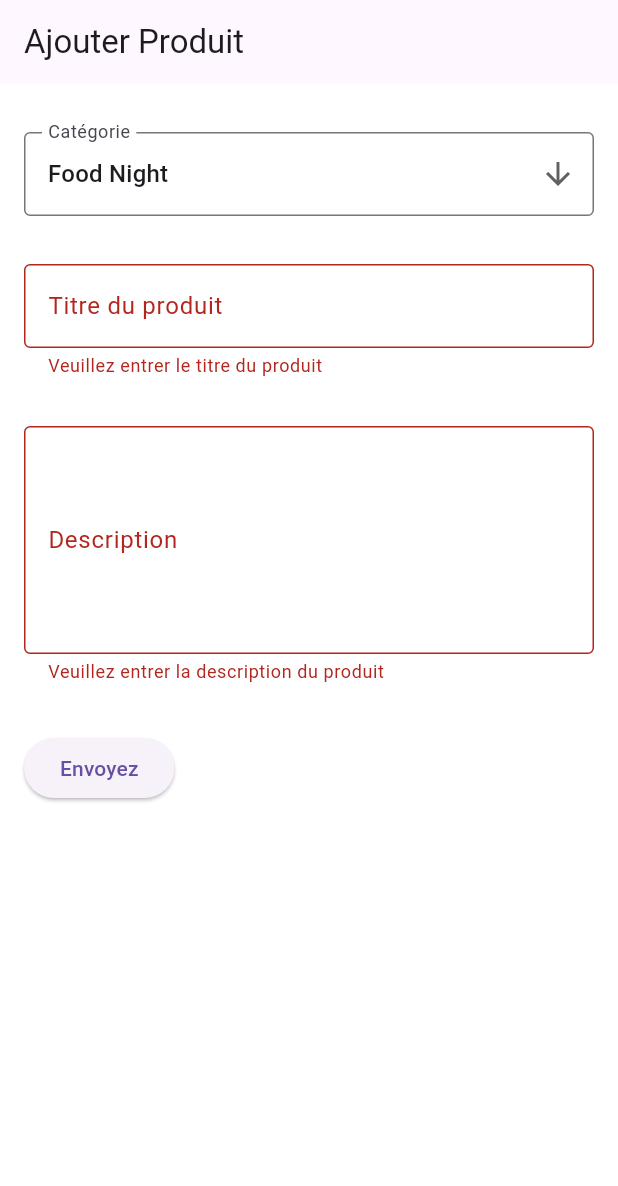
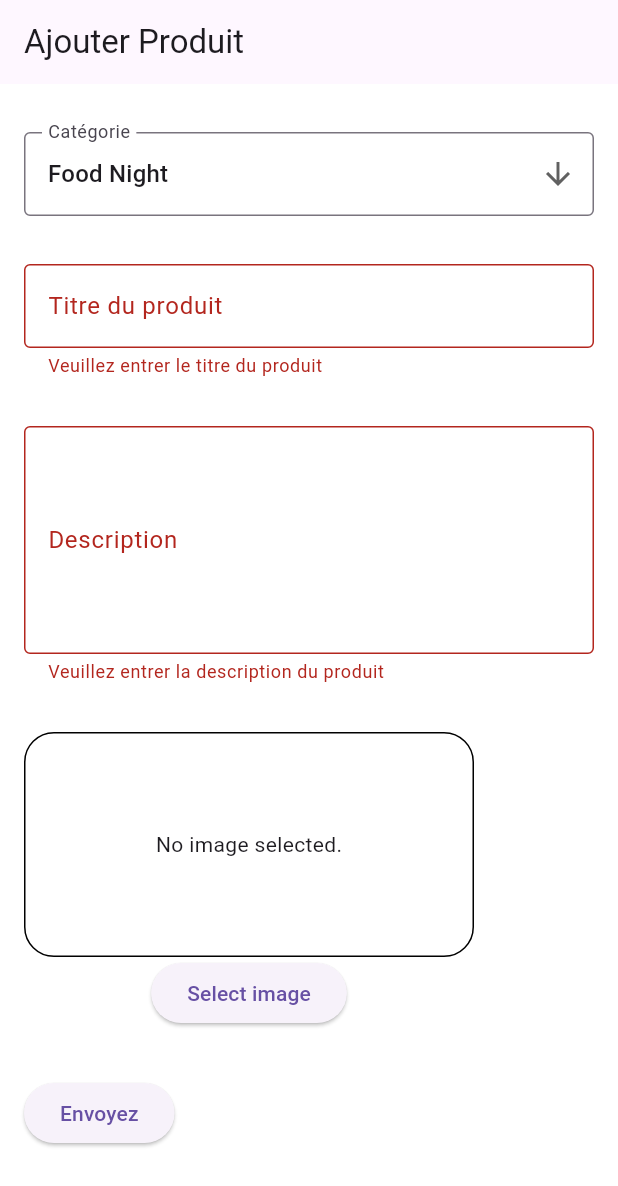
Before and after one commit to Haroun-Azoulay/flutter_Djila, a Flutter app: the AddProductPage screen opened directly with empty values, after a tap on "Envoyez", on a phone screen of 412 x 824 dp. Shown: the top 1186 px of the screen. Run offline on Flutter 3.47's test engine with Material 3 defaults, Android fonts, the phone set to English and light mode, and no system bars; our stand-ins replace cloud_firestore, firebase_auth, firebase_core, firebase_storage, image_picker; missing offline and left inert: telephony; accounts and stored records are empty; generated files the repository leaves out were written again.

Commit message:
Add insert picture on firerbase Storage

```diff
--- a/lib/pages/add_product.dart
+++ b/lib/pages/add_product.dart
@@ -1,7 +1,9 @@
+// add_product_page.dart
 import 'package:flutter/material.dart';
 import 'package:cloud_firestore/cloud_firestore.dart';
 import 'package:firebase_auth/firebase_auth.dart';
 import 'package:djila/main.dart';
+import 'package:djila/pages/image_selector.dart';
 
 class AddProductPage extends StatelessWidget {
   final User user;
@@ -32,16 +34,17 @@ class _MyCustomFormState extends State<MyCustomForm> {
   final TextEditingController _titleController = TextEditingController();
   final TextEditingController _descriptionController = TextEditingController();
   String _selectedCategory = list.first;
+  String? _imageUrl;
 
-  Future<void> addData(String title, String description, String category) async {
+  Future<void> addData(String title, String description, String category, String imageUrl) async {
     CollectionReference products = FirebaseFirestore.instance.collection('products');
-
 
     await products.add({
       'userId': widget.user.uid,
       'title': title,
       'description': description,
       'category': category,
+      'image': imageUrl,
     });
   }
 
@@ -111,10 +114,26 @@ class _MyCustomFormState extends State<MyCustomForm> {
             ),
             Padding(
               padding: const EdgeInsets.symmetric(vertical: 16),
+              child: ImageSelector(
+                onImageUploaded: (String imageUrl) {
+                  setState(() {
+                    _imageUrl = imageUrl;
+                  });
+                },
+              ),
+            ),
+            Padding(
+              padding: const EdgeInsets.symmetric(vertical: 16),
               child: ElevatedButton(
-                onPressed: () {
+                onPressed: () async {
                   if (_formKey.currentState!.validate()) {
-                    addData(_titleController.text, _descriptionController.text, _selectedCategory);
+                    if (_imageUrl != null) {
+                      await addData(
+                        _titleController.text,
+                        _descriptionController.text,
+                        _selectedCategory,
+                        _imageUrl!,
+                      );
                       ScaffoldMessenger.of(context).showSnackBar(
                         SnackBar(content: Text('Produit ajouté avec succès')),
                       );
@@ -124,6 +143,11 @@ class _MyCustomFormState extends State<MyCustomForm> {
                           builder: (context) => HomeScreen(),
                         ),
                       );
+                    } else {
+                      ScaffoldMessenger.of(context).showSnackBar(
+                        SnackBar(content: Text('Veuillez sélectionner une image')),
+                      );
+                    }
                   }
                 },
                 child: Text('Envoyez'),
--- /dev/null
+++ b/lib/pages/image_selector.dart
@@ -0,0 +1,62 @@
+// image_selector.dart
+import 'dart:io';
+import 'package:firebase_storage/firebase_storage.dart';
+import 'package:image_picker/image_picker.dart';
+import 'package:flutter/material.dart';
+
+class ImageSelector extends StatefulWidget {
+  final Function(String) onImageUploaded;
+
+  ImageSelector({required this.onImageUploaded});
+
+  @override
+  _ImageSelectorState createState() => _ImageSelectorState();
+}
+
+class _ImageSelectorState extends State<ImageSelector> {
+  File? _image;
+
+  Future<void> _selectImage() async {
+    final image = await ImagePicker().getImage(source: ImageSource.gallery);
+    if (image != null) {
+      setState(() {
+        _image = File(image.path);
+      });
+      _uploadImage();
+    }
+  }
+
+  Future<void> _uploadImage() async {
+    if (_image == null) return;
+    var imageName = DateTime.now().millisecondsSinceEpoch.toString();
+    var storageRef = FirebaseStorage.instance.ref().child('product_images/$imageName.jpg');
+    var uploadTask = storageRef.putFile(_image!);
+    var downloadUrl = await (await uploadTask).ref.getDownloadURL();
+    widget.onImageUploaded(downloadUrl);
+  }
+
+  @override
+  Widget build(BuildContext context) {
+    return Column(
+      children: [
+        Container(
+          height: 150,
+          width: 300,
+          decoration: BoxDecoration(
+            border: Border.all(color: Colors.black),
+            borderRadius: BorderRadius.circular(20),
+          ),
+          child: Center(
+            child: _image == null
+                ? Text('No image selected.')
+                : Image.file(_image!),
+          ),
+        ),
+        ElevatedButton(
+          onPressed: _selectImage,
+          child: Text('Select image'),
+        ),
+      ],
+    );
+  }
+}
--- a/pubspec.yaml
+++ b/pubspec.yaml
@@ -40,6 +40,7 @@ dependencies:
   telephony: ^0.2.0
   image_picker: ^0.8.2
   cloud_firestore: ^5.1.0
+  firebase_storage: ^12.1.1
 
 dev_dependencies:
   flutter_test:
```
Also changed, not shown: pubspec.lock, 3 other files. Lines whose indentation alone changed are shown as unchanged.
